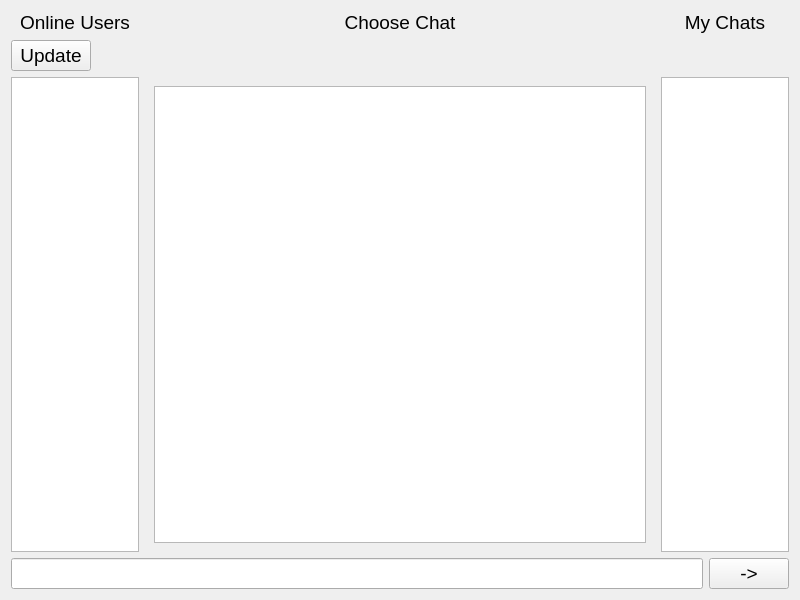
Above: Client/client.ui from LesterEvSe/Messenger-Client before the change. Below: the same form after it.
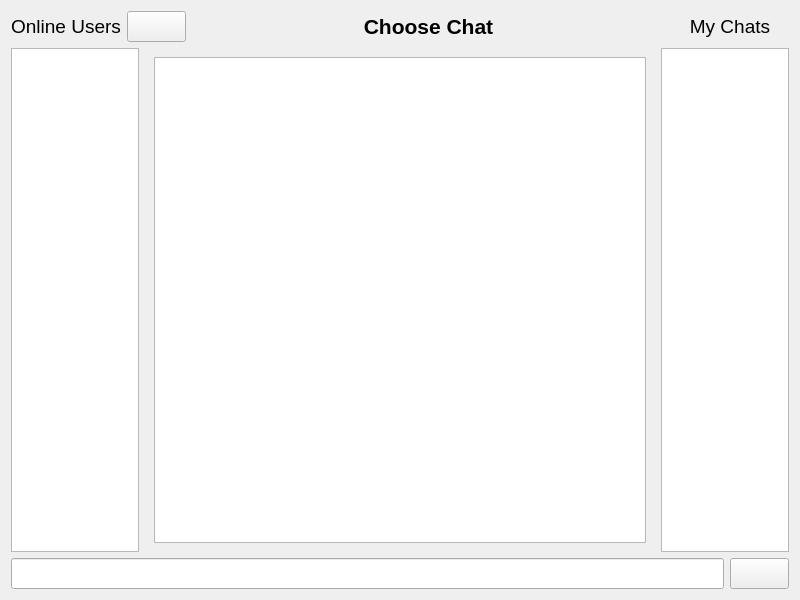
That is the form after the change.

Patch:
```diff
--- a/Client/client.ui
+++ b/Client/client.ui
@@ -38,49 +38,13 @@
       </widget>
      </item>
      <item>
-      <widget class="QLabel" name="currChatLabel">
-       <property name="sizePolicy">
-        <sizepolicy hsizetype="Preferred" vsizetype="Preferred">
-         <horstretch>4</horstretch>
-         <verstretch>0</verstretch>
-        </sizepolicy>
-       </property>
-       <property name="text">
-        <string>Choose Chat</string>
-       </property>
-       <property name="alignment">
-        <set>Qt::AlignCenter</set>
-       </property>
-      </widget>
-     </item>
-     <item>
-      <widget class="QLabel" name="label_3">
-       <property name="sizePolicy">
-        <sizepolicy hsizetype="Preferred" vsizetype="Preferred">
-         <horstretch>1</horstretch>
-         <verstretch>0</verstretch>
-        </sizepolicy>
-       </property>
-       <property name="text">
-        <string>My Chats</string>
-       </property>
-       <property name="alignment">
-        <set>Qt::AlignCenter</set>
-       </property>
-      </widget>
-     </item>
-    </layout>
-   </item>
-   <item>
-    <layout class="QHBoxLayout" name="horizontalLayout_4">
-     <item>
       <widget class="QPushButton" name="updateOnlineUsersButton">
        <property name="enabled">
         <bool>true</bool>
        </property>
        <property name="sizePolicy">
         <sizepolicy hsizetype="Preferred" vsizetype="Minimum">
-         <horstretch>0</horstretch>
+         <horstretch>1</horstretch>
          <verstretch>0</verstretch>
         </sizepolicy>
        </property>
@@ -90,26 +54,62 @@
          <height>0</height>
         </size>
        </property>
+       <property name="font">
+        <font>
+         <pointsize>14</pointsize>
+        </font>
+       </property>
+       <property name="cursor">
+        <cursorShape>PointingHandCursor</cursorShape>
+       </property>
+       <property name="autoFillBackground">
+        <bool>false</bool>
+       </property>
        <property name="text">
-        <string>Update</string>
+        <string/>
        </property>
       </widget>
      </item>
      <item>
-      <spacer name="horizontalSpacer">
-       <property name="orientation">
-        <enum>Qt::Horizontal</enum>
+      <widget class="QLabel" name="currChatLabel">
+       <property name="sizePolicy">
+        <sizepolicy hsizetype="Preferred" vsizetype="Preferred">
+         <horstretch>8</horstretch>
+         <verstretch>0</verstretch>
+        </sizepolicy>
        </property>
-       <property name="sizeType">
-        <enum>QSizePolicy::MinimumExpanding</enum>
+       <property name="font">
+        <font>
+         <pointsize>16</pointsize>
+         <bold>true</bold>
+        </font>
        </property>
-       <property name="sizeHint" stdset="0">
-        <size>
-         <width>40</width>
-         <height>20</height>
-        </size>
+       <property name="text">
+        <string>Choose Chat</string>
        </property>
-      </spacer>
+       <property name="alignment">
+        <set>Qt::AlignCenter</set>
+       </property>
+      </widget>
+     </item>
+     <item>
+      <widget class="QLabel" name="myChatsLabel">
+       <property name="enabled">
+        <bool>true</bool>
+       </property>
+       <property name="sizePolicy">
+        <sizepolicy hsizetype="Preferred" vsizetype="Preferred">
+         <horstretch>2</horstretch>
+         <verstretch>0</verstretch>
+        </sizepolicy>
+       </property>
+       <property name="text">
+        <string>My Chats</string>
+       </property>
+       <property name="alignment">
+        <set>Qt::AlignCenter</set>
+       </property>
+      </widget>
      </item>
     </layout>
    </item>
@@ -148,7 +148,14 @@
         </property>
         <layout class="QVBoxLayout" name="verticalLayout_2">
          <item>
-          <widget class="QTextBrowser" name="textBrowser"/>
+          <widget class="QTextBrowser" name="textBrowser">
+           <property name="font">
+            <font>
+             <family>Sans</family>
+             <pointsize>14</pointsize>
+            </font>
+           </property>
+          </widget>
          </item>
         </layout>
        </widget>
@@ -169,12 +176,27 @@
    <item>
     <layout class="QHBoxLayout" name="horizontalLayout_3">
      <item>
-      <widget class="QLineEdit" name="sendMessageLineEdit"/>
+      <widget class="QLineEdit" name="sendMessageLineEdit">
+       <property name="maxLength">
+        <number>32767</number>
+       </property>
+      </widget>
      </item>
      <item>
       <widget class="QPushButton" name="sendMessageButton">
+       <property name="font">
+        <font>
+         <pointsize>14</pointsize>
+        </font>
+       </property>
+       <property name="cursor">
+        <cursorShape>PointingHandCursor</cursorShape>
+       </property>
+       <property name="autoFillBackground">
+        <bool>false</bool>
+       </property>
        <property name="text">
-        <string>-&gt;</string>
+        <string/>
        </property>
       </widget>
      </item>
```
Left out of the diff: 2 changed lines with no effect on the pictures.
